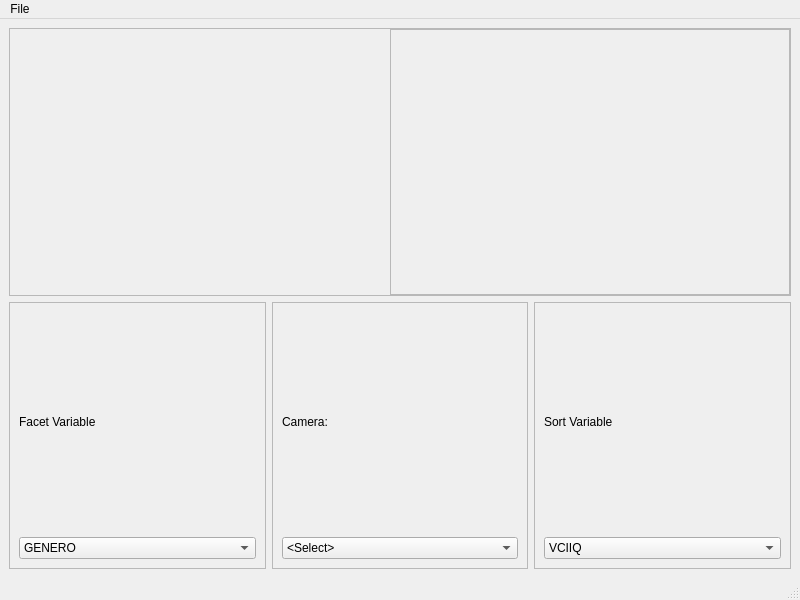
The window that braviz/interaction/qt_guis/sample_overview.ui (diego0020/braviz-app) describes before a commit, drawn with Qt 5.
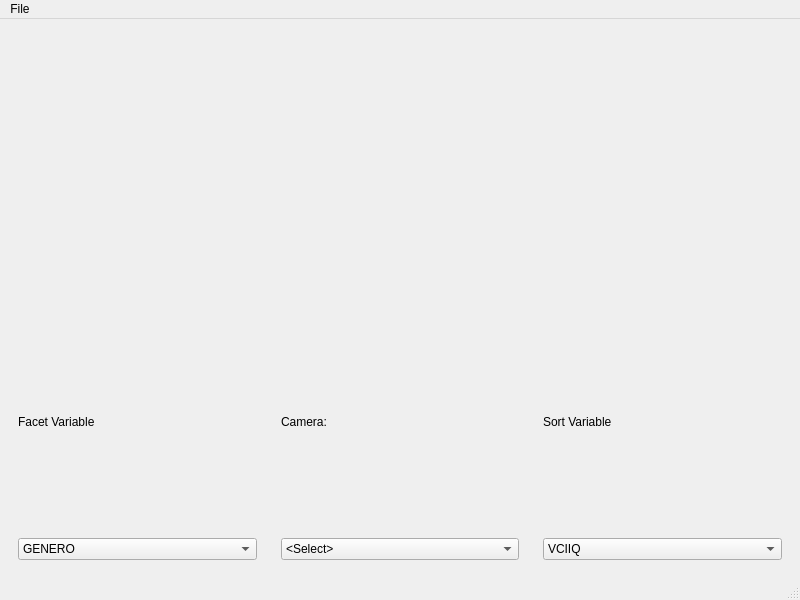
The same window after the commit.

Diff of the .ui file:
```diff
--- a/braviz/interaction/qt_guis/sample_overview.ui
+++ b/braviz/interaction/qt_guis/sample_overview.ui
@@ -18,7 +18,7 @@
     <item>
      <widget class="QFrame" name="view">
       <property name="frameShape">
-       <enum>QFrame::StyledPanel</enum>
+       <enum>QFrame::NoFrame</enum>
       </property>
       <property name="frameShadow">
        <enum>QFrame::Raised</enum>
@@ -55,7 +55,7 @@
           </size>
          </property>
          <property name="frameShape">
-          <enum>QFrame::StyledPanel</enum>
+          <enum>QFrame::NoFrame</enum>
          </property>
          <property name="frameShadow">
           <enum>QFrame::Raised</enum>
@@ -89,7 +89,7 @@
        <item>
         <widget class="QFrame" name="frame">
          <property name="frameShape">
-          <enum>QFrame::StyledPanel</enum>
+          <enum>QFrame::NoFrame</enum>
          </property>
          <property name="frameShadow">
           <enum>QFrame::Raised</enum>
@@ -125,7 +125,7 @@
        <item>
         <widget class="QFrame" name="frame_3">
          <property name="frameShape">
-          <enum>QFrame::StyledPanel</enum>
+          <enum>QFrame::NoFrame</enum>
          </property>
          <property name="frameShadow">
           <enum>QFrame::Raised</enum>
@@ -163,7 +163,7 @@
        <item>
         <widget class="QFrame" name="frame_2">
          <property name="frameShape">
-          <enum>QFrame::StyledPanel</enum>
+          <enum>QFrame::NoFrame</enum>
          </property>
          <property name="frameShadow">
           <enum>QFrame::Raised</enum>
```
Left out of the diff: 24 changed lines with no effect on the pictures.
